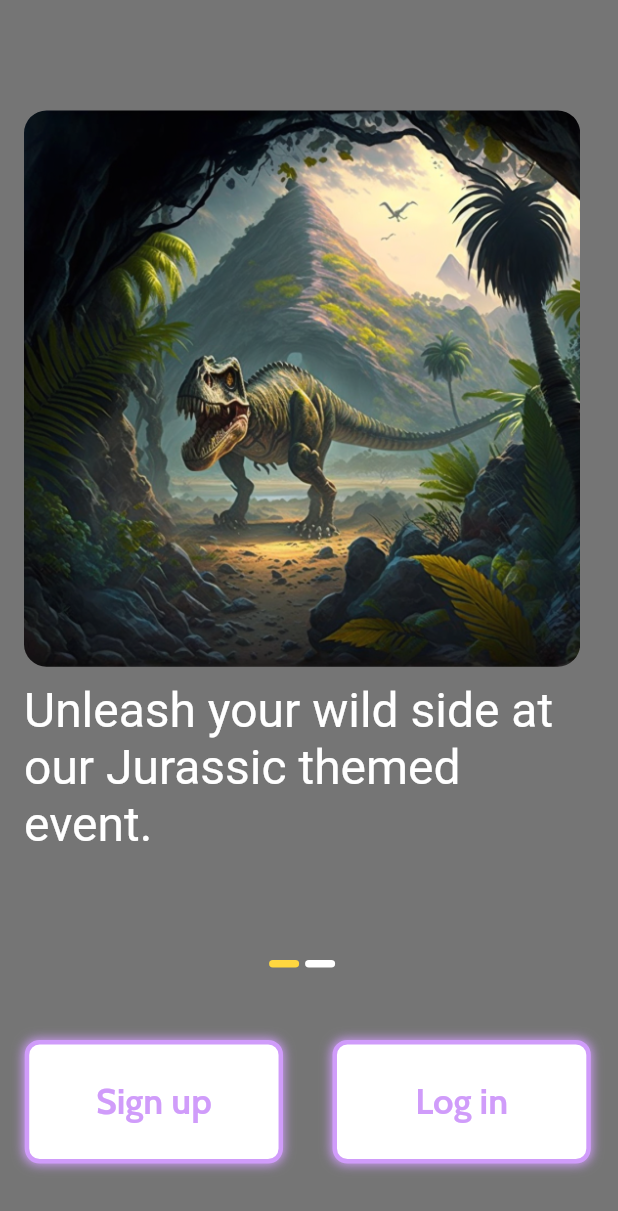
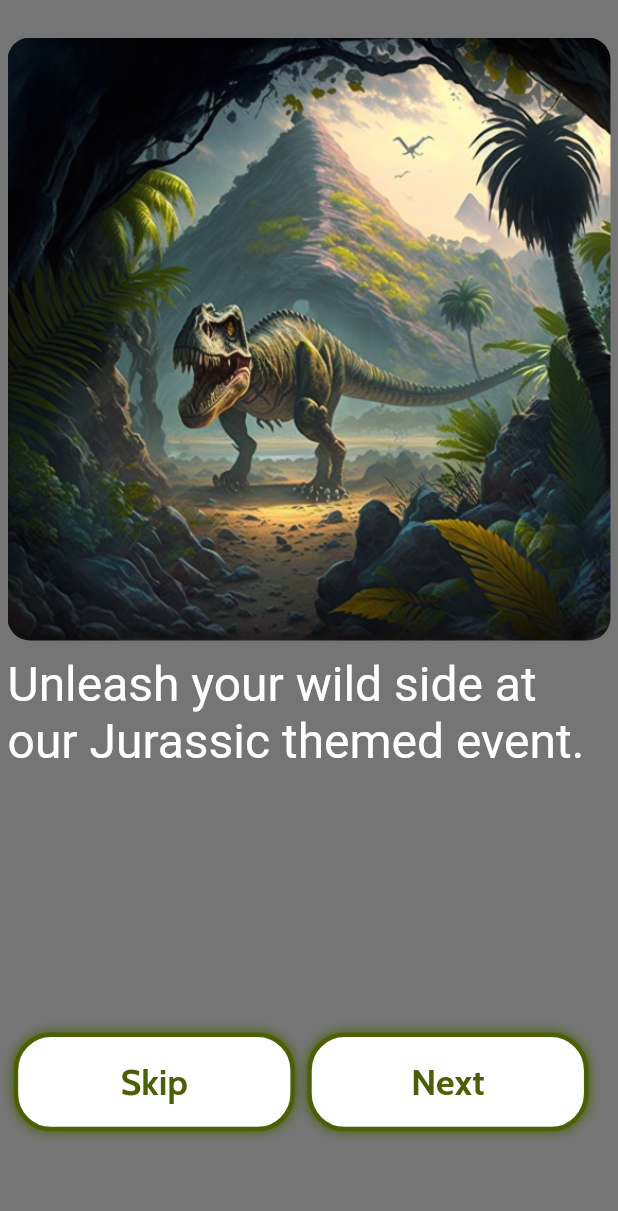
Before and after one commit to KumarUtsav1025/eclectikaOfficial, a Flutter app: the screen it shows after launch, on a phone screen of 412 x 824 dp. Shown: the top 1211 px of the screen. Run offline on Flutter 3.47's test engine with Material 2 defaults, Android fonts, the phone set to English and light mode, and no system bars; drawn by our look-alikes of banner_carousel; our stand-ins replace carousel_slider, google_fonts; Roboto replaces fonts that are missing (Sen).

Commit message:
Added Changes

```diff
--- a/lib/Constants/colors.dart
+++ b/lib/Constants/colors.dart
@@ -3,7 +3,8 @@ import 'dart:ui';
 class C {
   C._();
   static const primaryColor = Color(0xffFFFFD0);
-  static const gradientColor = Color(0xffF3CCFF);
+  static const buttonColor = Color(0xff4B5F07);
+  static const gradientColor = Color(0xff4D09CF);
   static const gradientColor2 = Color(0xffD09CFA);
   static const gradientColor3= Color(0xffA555EC);
   static const backgroundColor = Color(0xffffffff);
--- a/lib/CustomWidgets/bannerSlider.dart
+++ /dev/null
@@ -1,45 +0,0 @@
-import 'package:banner_carousel/banner_carousel.dart';
-import 'package:flutter/cupertino.dart';
-import 'package:flutter/material.dart';
-import 'package:google_fonts/google_fonts.dart';
-import '../constants/strings.dart';
-
-class BannerSlider extends StatelessWidget {
-  BannerSlider({Key? key}) : super(key: key);
-
-  @override
-  Widget build(BuildContext context) {
-    final width = MediaQuery.of(context).size.width;
-    final height = MediaQuery.of(context).size.height;
-
-    List<Widget> listBanners = [
-      customBanner(imagePath: '${S.carousel}1.png', text: '${S.text[0]}', height: height, width: width),
-      customBanner(imagePath: '${S.carousel}2.png', text: '${S.text[1]}', height: height, width: width),
-    ];
-    return BannerCarousel(
-      customizedIndicators: const IndicatorModel.animation(width: 20, height: 5, spaceBetween: 2, widthAnimation: 50),
-      height: height*0.68,
-      activeColor: Colors.amberAccent,
-      disableColor: Colors.white,
-      animation: true,
-      borderRadius: 10,
-      width: width*0.9,
-      indicatorBottom: true,
-      customizedBanners: listBanners,
-    );
-  }
-}
-
-
-Widget customBanner({required String imagePath, required String text, required double height, required double width}){
-  return Column(
-  children: [
-    ClipRRect(
-      borderRadius: BorderRadius.circular(15.0),
-      child: Image.asset(imagePath,fit: BoxFit.cover,),
-    ),
-    const SizedBox(height: 10.0,),
-    Text(text, style: GoogleFonts.sen(fontSize: 32.0,color: Colors.white))
-  ],
-  );
-}
--- a/lib/CustomWidgets/button.dart
+++ b/lib/CustomWidgets/button.dart
@@ -27,11 +27,11 @@ class CustomButton extends StatelessWidget {
       splashColor: C.gradientColor,
       onTap: onClick,
       child: Container(
-        margin: EdgeInsets.all(width*0.04),
+        margin: EdgeInsets.all(width*0.01),
         decoration: BoxDecoration(
             color: fillColor,
             border: Border.all(color: borderColor, width: 3.0),
-            borderRadius: BorderRadius.circular(10.0),
+            borderRadius: BorderRadius.circular(25.0),
             boxShadow: [
               BoxShadow(
                 color: borderColor,
@@ -40,8 +40,8 @@ class CustomButton extends StatelessWidget {
               )
             ]
         ),
-        height: height*0.1,
-        width: width*0.418,
+        height: height*0.08,
+        width: width*0.455,
         child: Center(
           child: Text(title,
             style: GoogleFonts.cabin(
@@ -91,7 +91,7 @@ class FormButton extends StatelessWidget {
             ]
         ),
         height: height*0.075,
-        width: width*0.415,
+        width: width*0.8,
         child: Center(
           child: Text(title,
             style: GoogleFonts.cabin(
--- /dev/null
+++ b/lib/CustomWidgets/customBanner.dart
@@ -0,0 +1,17 @@
+import 'package:flutter/cupertino.dart';
+import 'package:flutter/material.dart';
+import 'package:google_fonts/google_fonts.dart';
+
+Widget customBanner({required String imagePath, required String text, required double height, required double width}){
+  return Column(
+    mainAxisAlignment: MainAxisAlignment.start,
+    children: [
+      ClipRRect(
+        borderRadius: BorderRadius.circular(15.0),
+        child: Image.asset(imagePath,fit: BoxFit.cover,),
+      ),
+      const SizedBox(height: 10.0,),
+      Text(text, style: GoogleFonts.sen(fontSize: 32.0,color: Colors.white))
+    ],
+  );
+}
--- a/lib/Screens/Welcome/welcome.dart
+++ b/lib/Screens/Welcome/welcome.dart
@@ -1,10 +1,9 @@
 import 'dart:ui';
-import 'package:eclectika23_official_app/CustomWidgets/bannerSlider.dart';
-import 'package:eclectika23_official_app/CustomWidgets/imageSlider.dart';
 import 'package:flutter/material.dart';
 import 'package:google_fonts/google_fonts.dart';
 
 import '../../CustomWidgets/button.dart';
+import '../../CustomWidgets/customBanner.dart';
 import '../../constants/colors.dart';
 import '../../constants/strings.dart';
 
@@ -13,37 +12,141 @@ class Welcome extends StatelessWidget {
 
   @override
   Widget build(BuildContext context) {
+    final width = MediaQuery.of(context).size.width;
+    final height = MediaQuery.of(context).size.height;
+
+    List<Widget> listBanners = [
+      customBanner(imagePath: '${S.carousel}1.png', text: '${S.text[0]}', height: height, width: width),
+      customBanner(imagePath: '${S.carousel}2.png', text: '${S.text[1]}', height: height, width: width),
+    ];
+
     return Scaffold(
         backgroundColor: Colors.black54,
-        body: Stack(
-          children: [
-            SafeArea(
+        body: InitialPage(height: height, listBanners: listBanners)
+    );
+  }
+}
+
+class InitialPage extends StatefulWidget {
+  const InitialPage({
+    Key? key,
+    required this.height,
+    required this.listBanners,
+  }) : super(key: key);
+
+  final double height;
+  final List<Widget> listBanners;
+
+  @override
+  State<InitialPage> createState() => _InitialPageState();
+}
+
+class _InitialPageState extends State<InitialPage> {
+  final PageController _pageController = PageController(initialPage: 0);
+  int current =0;
+
+  @override
+  void dispose() {
+    _pageController.dispose();
+    super.dispose();
+  }
+
+  @override
+  Widget build(BuildContext context) {
+    return SafeArea(
+      child: Container(
+        margin: EdgeInsets.all(5),
         child: Column(
-                mainAxisAlignment: MainAxisAlignment.spaceEvenly,
+          mainAxisAlignment: MainAxisAlignment.start,
           crossAxisAlignment: CrossAxisAlignment.start,
           children: [
-                  SizedBox(height: 10.0,),
-                  BannerSlider(),
+            SizedBox(height: 20.0,),
+            SizedBox(
+              height: widget.height*0.8,
+              child: PageView(
+                onPageChanged: (int index){
+                  current = index;
+                },
+                physics: const NeverScrollableScrollPhysics(),
+                controller: _pageController,
+                children: widget.listBanners,
+              ),
+            ),
+            //Bottom buttons
             Row(
               children: [
-                      CustomButton(title: "Sign up", fillColor: C.backgroundColor,
-                        borderColor: C.gradientColor2,
+                CustomButton(title: "Skip", fillColor: C.backgroundColor,
+                  borderColor: C.buttonColor,
                   onClick: () {
-                          Navigator.pushNamed(context, S.routeSignup);
+                    Navigator.push(
+                      context,
+                      MaterialPageRoute(builder: (context) => const FinalPage()),
+                    );
                   },
                 ),
-                      CustomButton(title: "Log in", fillColor: C.backgroundColor,
-                        borderColor: C.gradientColor2,
+                CustomButton(title: "Next", fillColor: C.backgroundColor,
+                  borderColor: C.buttonColor,
                   onClick: () {
-                          Navigator.pushNamed(context, S.routeLogin);
-                        },),
+                    if (_pageController.hasClients) {
+                      _pageController.nextPage(
+                        duration: const Duration(milliseconds: 1000),
+                        curve: Curves.easeInOut,
+                      );
+                    }
+                    if(current>=1){
+                      Navigator.push(
+                        context,
+                        MaterialPageRoute(builder: (context) => const FinalPage()),
+                      );
+                    }
+                  },
+                ),
               ],
             )
           ],
         ),
       ),
-          ],
-        )
     );
   }
 }
+
+
+
+class FinalPage extends StatelessWidget {
+  const FinalPage({Key? key}) : super(key: key);
+
+  @override
+  Widget build(BuildContext context) {
+    return Scaffold(
+      backgroundColor: Colors.black,
+      body: SafeArea(
+          child: Column(
+          mainAxisAlignment: MainAxisAlignment.start,
+          children: [
+            const SizedBox(height: 15.0,),
+            ClipRRect(
+              borderRadius: BorderRadius.circular(15.0),
+              child: Image.asset('${S.carousel}3.png',fit: BoxFit.cover,),
+            ),
+            const SizedBox(height: 15.0,),
+            Text("ECLECTIKA", style: GoogleFonts.sen(fontSize: 38.0,color: Colors.amber, fontWeight: FontWeight.bold)),
+            Center(child: Text("The Cultural Event at NIT Raipur", style: GoogleFonts.sen(fontSize: 20.0,color: Colors.white))),
+            const SizedBox(height: 25.0,),
+            Center(child: Text("--- Register to Continue---", style: GoogleFonts.sen(fontSize: 18.0,color: Colors.white))),
+            const SizedBox(height: 5.0,),
+            FormButton(title: 'Signup',
+                fillColor: C.backgroundColor,
+                borderColor: C.buttonColor,
+                onClick: (){}
+            ),
+            FormButton(title: 'Login',
+                fillColor: C.backgroundColor,
+                borderColor: C.buttonColor,
+                onClick: (){}
+            )
+          ],
+        )
+      ),
+    );
+  }
+}
--- a/lib/main.dart
+++ b/lib/main.dart
@@ -28,7 +28,7 @@ class MyApp extends StatelessWidget {
         theme: ThemeData(
             colorScheme: ColorScheme.fromSwatch().copyWith(
               primary: C.gradientColor3,
-              secondary: C.gradientColor,
+              secondary: C.buttonColor,
             )
         ),
         home: const Welcome(),
```
Lines whose indentation alone changed are shown as unchanged.
